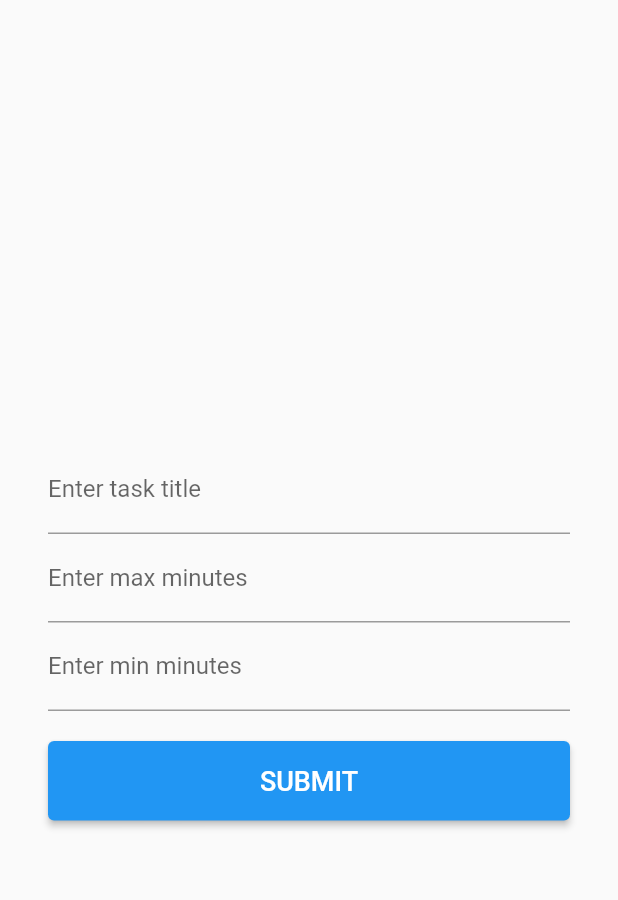
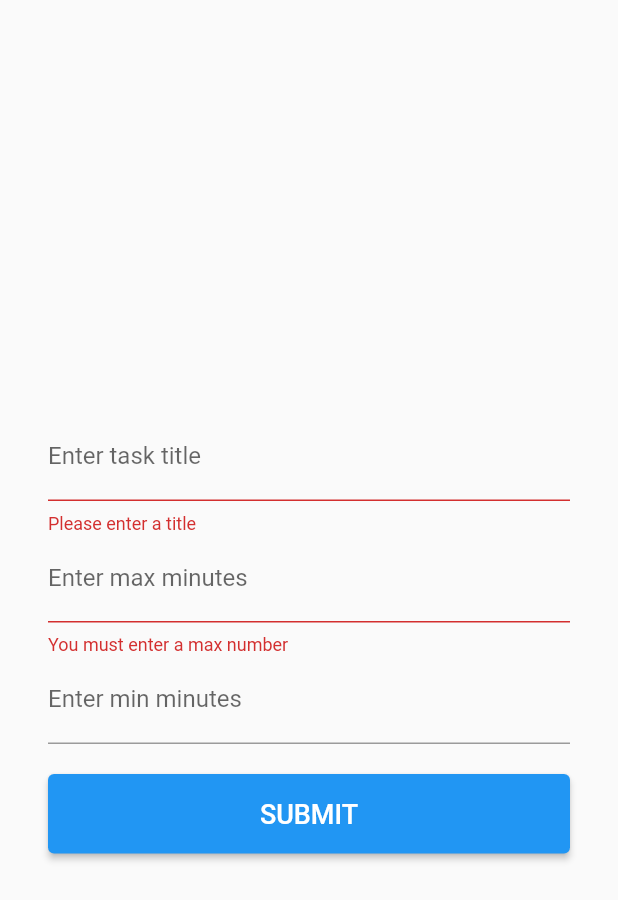
Before and after one commit to usavas/tasktimed, a Flutter app: the TaskScreen screen opened directly, after a tap on "SUBMIT", on a phone screen of 412 x 824 dp. Shown: the top 900 px of the screen. Run offline on Flutter 3.47's test engine with Material 2 defaults, Android fonts, the phone set to English and light mode, and no system bars; our stand-ins replace bloc, flutter_bloc, flutter_slidable, shared_preferences; accounts and stored records are empty.

Commit message:
fix bug adding new task

```diff
--- a/lib/views/daily_task_item.dart
+++ b/lib/views/daily_task_item.dart
@@ -34,7 +34,6 @@ class _DailyTaskItemState extends State<DailyTaskItem> {
         } else if (state is CountDownState) {
           _dailyTask = state.dailyTask;
           _secondsLeft = state.leftSeconds;
-          print('seconds left: ${_secondsLeft.toString()}');
         } else if (state is CountDownStopped) {
           _dailyTask = state.dailyTask;
           _secondsLeft = state.timeLeft;
@@ -43,8 +42,8 @@ class _DailyTaskItemState extends State<DailyTaskItem> {
         int _maxSeconds = _dailyTask?.task?.maxSeconds ?? 0;
         double _percentage = (_secondsLeft ?? 0) / _maxSeconds;
 
-        print(_maxSeconds.toString());
-        print(_percentage.toString());
+        // print(_maxSeconds.toString());
+        // print(_percentage.toString());
 
         TextStyle _textStyle = Theme.of(context).textTheme.bodyText1!;
         TextStyle _textStyle2 = Theme.of(context).textTheme.bodyText2!;
--- a/lib/views/home_screen.dart
+++ b/lib/views/home_screen.dart
@@ -2,10 +2,8 @@ import 'package:flutter/material.dart';
 import 'package:flutter_bloc/flutter_bloc.dart';
 import 'package:todotimer/bloc/dailytask_bloc/dailytask_bloc.dart';
 import 'package:todotimer/bloc/taskbloc/tasks_bloc.dart';
-import 'package:todotimer/models/task.dart';
 import 'package:todotimer/views/daily_task_item.dart';
 import 'package:todotimer/views/task_screen.dart';
-import 'package:uuid/uuid.dart';
 
 class HomeScreen extends StatefulWidget {
   HomeScreen();
--- a/lib/views/task_screen.dart
+++ b/lib/views/task_screen.dart
@@ -12,9 +12,10 @@ class TaskScreen extends StatefulWidget {
 }
 
 class _TaskScreenState extends State<TaskScreen> {
-  var _titleController = new TextEditingController();
-  var _maxController = new TextEditingController();
-  var _minController = new TextEditingController();
+  final GlobalKey<FormState> _formKey = new GlobalKey<FormState>();
+  final _titleController = new TextEditingController();
+  final _maxController = new TextEditingController();
+  final _minController = new TextEditingController();
 
   @override
   Widget build(BuildContext context) {
@@ -26,17 +27,34 @@ class _TaskScreenState extends State<TaskScreen> {
           left: 32,
           right: 32,
         ),
+        child: Form(
+          key: _formKey,
           child: Column(
             mainAxisAlignment: MainAxisAlignment.center,
             children: [
               TextFormField(
                 decoration: InputDecoration(labelText: "Enter task title"),
                 controller: _titleController,
+                validator: (val) {
+                  if (val?.trim().isEmpty ?? true) {
+                    return "Please enter a title";
+                  } else if ((val?.trim().length ?? 0) < 4) {
+                    return "Enter a valid title (longer than 4 chars";
+                  }
+                },
               ),
               TextFormField(
                 decoration: InputDecoration(labelText: "Enter max minutes"),
                 keyboardType: TextInputType.number,
                 controller: _maxController,
+                validator: (val) {
+                  var res = int.tryParse(val ?? '');
+                  if (val?.trim().isEmpty ?? true) {
+                    return "You must enter a max number";
+                  } else if (res == null) {
+                    return "Please enter a valid number";
+                  }
+                },
               ),
               TextFormField(
                 decoration: InputDecoration(labelText: "Enter min minutes"),
@@ -54,19 +72,23 @@ class _TaskScreenState extends State<TaskScreen> {
                       style: TextStyle(fontSize: 18),
                     )),
                 onPressed: () {
+                  final FormState formState = _formKey.currentState!;
+                  if (formState.validate()) {
                     var _bloc = BlocProvider.of<TasksBloc>(context);
                     _bloc.add(AddNewTask(Task(
                       uid: Uuid().v4(),
                       title: _titleController.text,
-                  maxSeconds: int.tryParse(_maxController.text)! * 60,
-                  minSeconds: int.tryParse(_minController.text)! * 60,
+                      maxSeconds: int.tryParse(_maxController.text) ?? 0 * 60,
+                      minSeconds: (int.tryParse(_minController.text) ?? 0) * 60,
                     )));
                     Navigator.pop(context);
+                  }
                 },
               )
             ],
           ),
         ),
+      ),
     );
   }
 }
```
Also changed, not shown: lib/bloc/dailytask_bloc/dailytask_bloc.dart (+10 -4 lines). Lines whose indentation alone changed are shown as unchanged.
